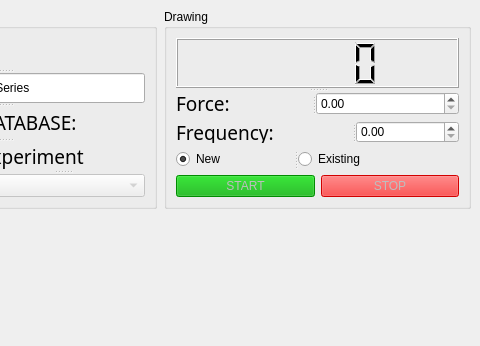
First picture: the form in TensileTest/mainwindow.ui, repository ILIIH/stretching_machine, before the edit; both pictures show x 513 to 993 and y 0 to 346 of the 993 by 748 pixel window.
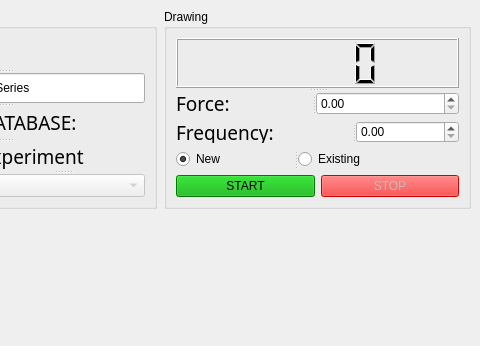
Second picture: the form after the edit. Custom widgets are drawn as their Qt base class.

```diff
--- a/TensileTest/mainwindow.ui
+++ b/TensileTest/mainwindow.ui
@@ -549,7 +549,7 @@
                  <item>
                   <widget class="QPushButton" name="drawB">
                    <property name="enabled">
-                    <bool>false</bool>
+                    <bool>true</bool>
                    </property>
                    <property name="styleSheet">
                     <string notr="true">background-color: rgb(0, 170, 0);</string>
```
Left out of the diff: 4 changed lines with no effect on the pictures.
